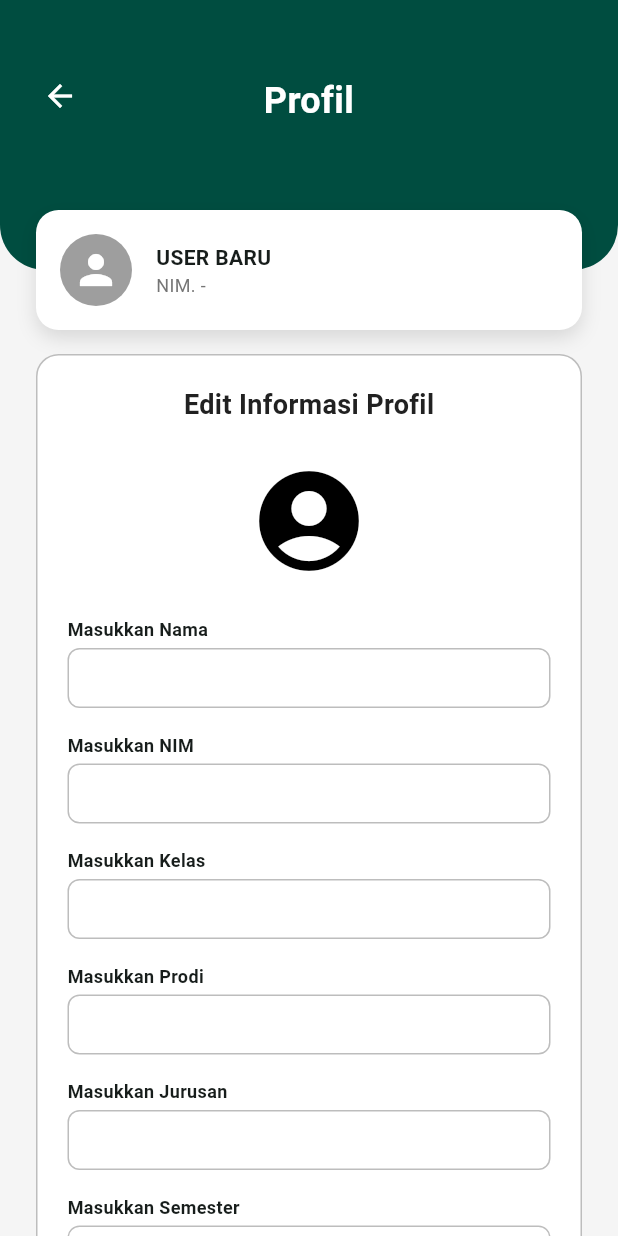
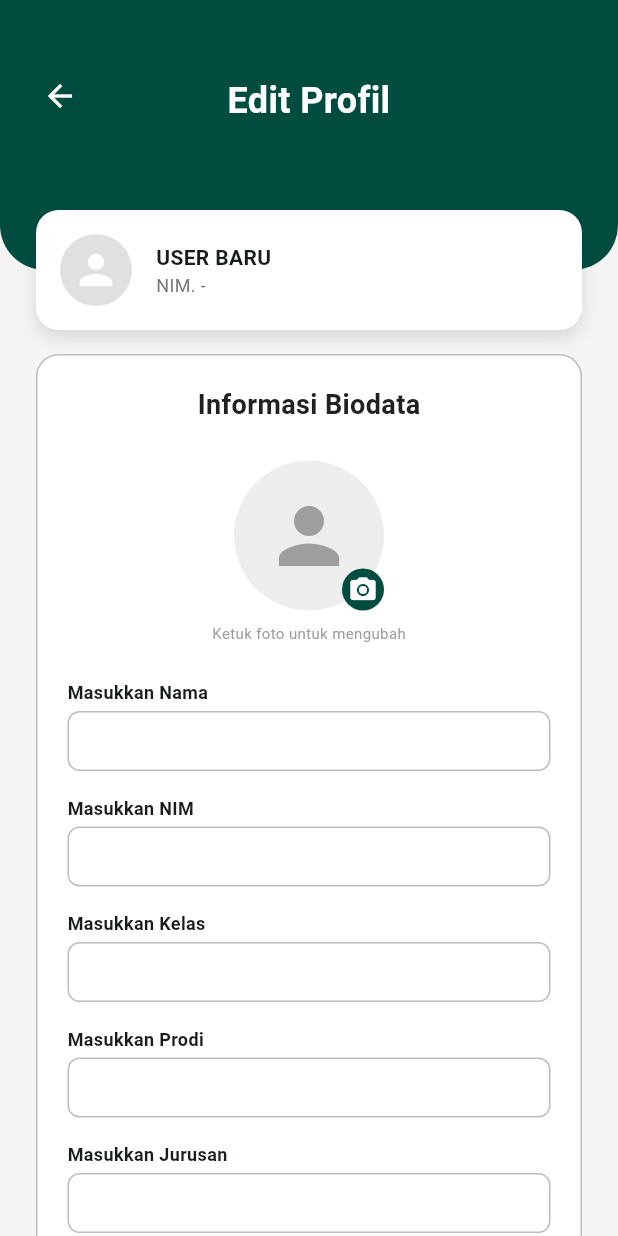
Before and after one commit to GiskaSaputra/simaja-mobile, a Flutter app: the ProfileScreen screen opened directly, after a tap on the "edit square" icon, on a phone screen of 412 x 824 dp. Run offline on Flutter 3.47's test engine with Material 3 defaults, Android fonts, the phone set to English and light mode, and no system bars; our stand-ins replace image_picker, shared_preferences, youtube_player_flutter; accounts and stored records are empty; network calls fail; project files that could hold a hidden picture were left out.

Commit message:
Update Auth, Materi, Profile

```diff
--- a/flutter_simaja/lib/screens/edit_profile_screen.dart
+++ b/flutter_simaja/lib/screens/edit_profile_screen.dart
@@ -1,10 +1,11 @@
+import 'dart:io';
 import 'package:flutter/material.dart';
+import 'package:image_picker/image_picker.dart'; // Library yang baru diinstall
 import '../utils/theme.dart';
 import '../services/api_service.dart';
 
 class EditProfileScreen extends StatefulWidget {
   final Map<String, dynamic>? currentData;
-
   const EditProfileScreen({super.key, this.currentData});
 
   @override
@@ -12,7 +13,6 @@ class EditProfileScreen extends StatefulWidget {
 }
 
 class _EditProfileScreenState extends State<EditProfileScreen> {
-  // Controller untuk menangkap inputan dari TextField
   final TextEditingController _namaController = TextEditingController();
   final TextEditingController _nimController = TextEditingController();
   final TextEditingController _kelasController = TextEditingController();
@@ -22,21 +22,65 @@ class _EditProfileScreenState extends State<EditProfileScreen> {
   final TextEditingController _jkController = TextEditingController();
   final TextEditingController _alamatController = TextEditingController();
 
+  File? _imageFile; // Penampung foto dari galeri
   bool _isSubmitting = false;
 
   @override
   void initState() {
     super.initState();
-    // Mengisi form secara otomatis dengan data yang sudah ada sebelumnya
     if (widget.currentData != null) {
-      _namaController.text = widget.currentData!['nama_lengkap'] ?? '';
-      _nimController.text = widget.currentData!['nim'] ?? '';
-      _kelasController.text = widget.currentData!['kelas'] ?? '';
-      _prodiController.text = widget.currentData!['prodi'] ?? '';
-      _jurusanController.text = widget.currentData!['jurusan'] ?? '';
-      _semesterController.text = widget.currentData!['semester'] ?? '';
-      _jkController.text = widget.currentData!['jenis_kelamin'] ?? '';
-      _alamatController.text = widget.currentData!['alamat'] ?? '';
+      _namaController.text = widget.currentData!['nama_lengkap']?.toString() ?? '';
+      _nimController.text = widget.currentData!['nim']?.toString() ?? '';
+      _kelasController.text = widget.currentData!['kelas']?.toString() ?? '';
+      _prodiController.text = widget.currentData!['prodi']?.toString() ?? '';
+      _jurusanController.text = widget.currentData!['jurusan']?.toString() ?? '';
+      _semesterController.text = widget.currentData!['semester']?.toString() ?? '';
+      _jkController.text = widget.currentData!['jenis_kelamin']?.toString() ?? '';
+      _alamatController.text = widget.currentData!['alamat']?.toString() ?? '';
+    }
+  }
+
+  // Fungsi membuka galeri HP
+  Future<void> _pickImage() async {
+    final picker = ImagePicker();
+    final pickedFile = await picker.pickImage(source: ImageSource.gallery, imageQuality: 50);
+
+    if (pickedFile != null) {
+      setState(() {
+        _imageFile = File(pickedFile.path);
+      });
+    }
+  }
+
+  void _simpanProfil() async {
+    setState(() => _isSubmitting = true);
+
+    // Kumpulkan data teks (Harus berupa String agar sesuai format MultipartRequest)
+    Map<String, String> updateData = {
+      'nama_lengkap': _namaController.text.trim(),
+      'nim': _nimController.text.trim(),
+      'kelas': _kelasController.text.trim(),
+      'prodi': _prodiController.text.trim(),
+      'jurusan': _jurusanController.text.trim(),
+      'semester': _semesterController.text.trim(),
+      'jenis_kelamin': _jkController.text.trim(),
+      'alamat': _alamatController.text.trim(),
+    };
+
+    // Panggil API dengan melampirkan file foto
+    var response = await ApiService.updateProfile(updateData, imageFile: _imageFile);
+
+    setState(() => _isSubmitting = false);
+
+    if (response['success']) {
+      if (context.mounted) {
+        ScaffoldMessenger.of(context).showSnackBar(SnackBar(content: Text(response['message']), backgroundColor: Colors.green));
+        Navigator.pop(context, true);
+      }
+    } else {
+      if (context.mounted) {
+        ScaffoldMessenger.of(context).showSnackBar(SnackBar(content: Text(response['message']), backgroundColor: Colors.red));
+      }
     }
   }
 
@@ -51,41 +95,6 @@ class _EditProfileScreenState extends State<EditProfileScreen> {
     _jkController.dispose();
     _alamatController.dispose();
     super.dispose();
-  }
-
-  void _simpanProfil() async {
-    setState(() => _isSubmitting = true);
-
-    // Kumpulkan data ke dalam Map
-    Map<String, dynamic> updateData = {
-      'nama_lengkap': _namaController.text.trim(),
-      'nim': _nimController.text.trim(),
-      'kelas': _kelasController.text.trim(),
-      'prodi': _prodiController.text.trim(),
-      'jurusan': _jurusanController.text.trim(),
-      'semester': _semesterController.text.trim(),
-      'jenis_kelamin': _jkController.text.trim(),
-      'alamat': _alamatController.text.trim(),
-    };
-
-    var response = await ApiService.updateProfile(updateData);
-
-    setState(() => _isSubmitting = false);
-
-    if (response['success']) {
-      if (context.mounted) {
-        ScaffoldMessenger.of(context).showSnackBar(
-          SnackBar(content: Text(response['message']), backgroundColor: Colors.green),
-        );
-        Navigator.pop(context, true); // Kembali ke ProfileScreen dan beri sinyal refresh
-      }
-    } else {
-      if (context.mounted) {
-        ScaffoldMessenger.of(context).showSnackBar(
-          SnackBar(content: Text(response['message']), backgroundColor: Colors.red),
-        );
-      }
-    }
   }
 
   @override
@@ -115,10 +124,7 @@ class _EditProfileScreenState extends State<EditProfileScreen> {
           margin: const EdgeInsets.only(bottom: 40),
           decoration: const BoxDecoration(
             color: AppTheme.primaryGreen,
-            borderRadius: BorderRadius.only(
-              bottomLeft: Radius.circular(30),
-              bottomRight: Radius.circular(30),
-            ),
+            borderRadius: BorderRadius.only(bottomLeft: Radius.circular(30), bottomRight: Radius.circular(30)),
           ),
           child: Padding(
             padding: const EdgeInsets.only(top: 40, left: 16, right: 16),
@@ -136,11 +142,7 @@ class _EditProfileScreenState extends State<EditProfileScreen> {
                 const Expanded(
                   child: Padding(
                     padding: EdgeInsets.only(top: 10),
-                    child: Text(
-                      'Profil',
-                      textAlign: TextAlign.center,
-                      style: TextStyle(color: Colors.white, fontSize: 24, fontWeight: FontWeight.bold),
-                    ),
+                    child: Text('Edit Profil', textAlign: TextAlign.center, style: TextStyle(color: Colors.white, fontSize: 24, fontWeight: FontWeight.bold)),
                   ),
                 ),
                 const SizedBox(width: 48),
@@ -149,40 +151,44 @@ class _EditProfileScreenState extends State<EditProfileScreen> {
           ),
         ),
         Positioned(
-          bottom: 0,
-          left: 24,
-          right: 24,
+          bottom: 0, left: 24, right: 24,
           child: Container(
             height: 80,
             decoration: BoxDecoration(
               color: Colors.white,
               borderRadius: BorderRadius.circular(15),
-              boxShadow: const [
-                BoxShadow(color: Colors.black12, blurRadius: 10, offset: Offset(0, 5)),
-              ],
+              boxShadow: const [BoxShadow(color: Colors.black12, blurRadius: 10, offset: Offset(0, 5))],
             ),
             child: Row(
               children: [
                 const SizedBox(width: 16),
-                const CircleAvatar(
+                // Avatar Mini di Header
+                CircleAvatar(
                   radius: 24,
-                  backgroundColor: Colors.grey,
-                  child: Icon(Icons.person, color: Colors.white, size: 32),
+                  backgroundColor: Colors.grey.shade300,
+                  backgroundImage: _imageFile != null
+                      ? FileImage(_imageFile!) // Jika baru pilih foto
+                      : (widget.currentData != null && widget.currentData!['foto'] != null && widget.currentData!['foto'] != 'default.png')
+                          ? NetworkImage('${ApiService.baseImageUrl}${widget.currentData!['foto']}') as ImageProvider
+                          : null,
+                  child: (_imageFile == null && (widget.currentData == null || widget.currentData!['foto'] == null || widget.currentData!['foto'] == 'default.png'))
+                      ? const Icon(Icons.person, color: Colors.white, size: 32)
+                      : null,
                 ),
                 const SizedBox(width: 16),
-                Column(
+                Expanded(
+                  child: Column(
                     mainAxisAlignment: MainAxisAlignment.center,
                     crossAxisAlignment: CrossAxisAlignment.start,
                     children: [
                       Text(
                         widget.currentData?['nama_lengkap']?.toString().toUpperCase() ?? 'USER BARU',
                         style: const TextStyle(fontWeight: FontWeight.bold, fontSize: 14),
+                        maxLines: 1, overflow: TextOverflow.ellipsis,
                       ),
-                    Text(
-                      'NIM. ${widget.currentData?['nim'] ?? '-'}',
-                      style: const TextStyle(color: AppTheme.textGrey, fontSize: 12),
+                      Text('NIM. ${widget.currentData?['nim']?.toString() ?? '-'}', style: const TextStyle(color: AppTheme.textGrey, fontSize: 12)),
+                    ],
                   ),
-                  ],
                 ),
               ],
             ),
@@ -204,17 +210,39 @@ class _EditProfileScreenState extends State<EditProfileScreen> {
         ),
         child: Column(
           children: [
-            const Text(
-              'Edit Informasi Profil',
-              style: TextStyle(fontSize: 18, fontWeight: FontWeight.bold, color: AppTheme.textDark),
+            const Text('Informasi Biodata', style: TextStyle(fontSize: 18, fontWeight: FontWeight.bold, color: AppTheme.textDark)),
+            const SizedBox(height: 24),
+
+            // FOTO PROFIL UTAMA (Bisa Diklik)
+            GestureDetector(
+              onTap: _pickImage,
+              child: Stack(
+                alignment: Alignment.bottomRight,
+                children: [
+                  CircleAvatar(
+                    radius: 50,
+                    backgroundColor: Colors.grey.shade200,
+                    backgroundImage: _imageFile != null
+                        ? FileImage(_imageFile!)
+                        : (widget.currentData != null && widget.currentData!['foto'] != null && widget.currentData!['foto'] != 'default.png')
+                            ? NetworkImage('${ApiService.baseImageUrl}${widget.currentData!['foto']}') as ImageProvider
+                            : null,
+                    child: (_imageFile == null && (widget.currentData == null || widget.currentData!['foto'] == null || widget.currentData!['foto'] == 'default.png'))
+                        ? const Icon(Icons.person, size: 60, color: Colors.grey)
+                        : null,
                   ),
+                  Container(
+                    padding: const EdgeInsets.all(4),
+                    decoration: const BoxDecoration(color: AppTheme.primaryGreen, shape: BoxShape.circle),
+                    child: const Icon(Icons.camera_alt, color: Colors.white, size: 20),
+                  ),
+                ],
+              ),
+            ),
+            const SizedBox(height: 8),
+            const Text('Ketuk foto untuk mengubah', style: TextStyle(fontSize: 10, color: Colors.grey)),
             const SizedBox(height: 24),
-            const CircleAvatar(
-              radius: 40,
-              backgroundColor: Colors.white,
-              child: Icon(Icons.account_circle, size: 80, color: Colors.black),
-            ),
-            const SizedBox(height: 24),
+
             _buildTextField('Masukkan Nama', _namaController),
             const SizedBox(height: 16),
             _buildTextField('Masukkan NIM', _nimController),
@@ -236,19 +264,13 @@ class _EditProfileScreenState extends State<EditProfileScreen> {
               children: [
                 OutlinedButton(
                   onPressed: _isSubmitting ? null : () => Navigator.pop(context),
-                  style: OutlinedButton.styleFrom(
-                    side: const BorderSide(color: Colors.grey),
-                    shape: RoundedRectangleBorder(borderRadius: BorderRadius.circular(10)),
-                  ),
+                  style: OutlinedButton.styleFrom(side: const BorderSide(color: Colors.grey), shape: RoundedRectangleBorder(borderRadius: BorderRadius.circular(10))),
                   child: const Text('Batal', style: TextStyle(color: Colors.grey)),
                 ),
                 const SizedBox(width: 12),
                 ElevatedButton(
                   onPressed: _isSubmitting ? null : _simpanProfil,
-                  style: ElevatedButton.styleFrom(
-                    backgroundColor: AppTheme.primaryGreen,
-                    shape: RoundedRectangleBorder(borderRadius: BorderRadius.circular(10)),
-                  ),
+                  style: ElevatedButton.styleFrom(backgroundColor: AppTheme.primaryGreen, shape: RoundedRectangleBorder(borderRadius: BorderRadius.circular(10))),
                   child: _isSubmitting
                       ? const SizedBox(width: 20, height: 20, child: CircularProgressIndicator(color: Colors.white, strokeWidth: 2))
                       : const Text('Simpan', style: TextStyle(color: Colors.white)),
@@ -265,23 +287,14 @@ class _EditProfileScreenState extends State<EditProfileScreen> {
     return Column(
       crossAxisAlignment: CrossAxisAlignment.start,
       children: [
-        Text(
-          hint,
-          style: const TextStyle(fontWeight: FontWeight.bold, fontSize: 12),
-        ),
+        Text(hint, style: const TextStyle(fontWeight: FontWeight.bold, fontSize: 12)),
         const SizedBox(height: 4),
         Container(
           height: 40,
-          decoration: BoxDecoration(
-            border: Border.all(color: Colors.grey.shade400),
-            borderRadius: BorderRadius.circular(8),
-          ),
+          decoration: BoxDecoration(border: Border.all(color: Colors.grey.shade400), borderRadius: BorderRadius.circular(8)),
           child: TextField(
-            controller: controller, // Menghubungkan controller
-            decoration: const InputDecoration(
-              border: InputBorder.none,
-              contentPadding: EdgeInsets.symmetric(horizontal: 12, vertical: 12), // Sesuaikan padding vertikal
-            ),
+            controller: controller,
+            decoration: const InputDecoration(border: InputBorder.none, contentPadding: EdgeInsets.symmetric(horizontal: 12, vertical: 12)),
           ),
         ),
       ],
--- a/flutter_simaja/lib/screens/profile_screen.dart
+++ b/flutter_simaja/lib/screens/profile_screen.dart
@@ -73,7 +73,7 @@ class _ProfileScreenState extends State<ProfileScreen> {
   }
 
   Widget _buildHeader(BuildContext context) {
-    // FIX: Memastikan tipe datanya Map<String, dynamic>
+    // Memastikan tipe datanya Map<String, dynamic>
     Map<String, dynamic> biodata = {};
     if (_profileData != null && _profileData!['biodata'] != null) {
       biodata = Map<String, dynamic>.from(_profileData!['biodata']);
@@ -129,11 +129,19 @@ class _ProfileScreenState extends State<ProfileScreen> {
             child: Row(
               children: [
                 const SizedBox(width: 16),
-                const CircleAvatar(
+
+                // MENAMPILKAN FOTO PROFIL DARI DATABASE CI4
+                CircleAvatar(
                   radius: 24,
-                  backgroundColor: Colors.grey,
-                  child: Icon(Icons.person, color: Colors.white, size: 32),
+                  backgroundColor: Colors.grey.shade300,
+                  backgroundImage: (biodata['foto'] != null && biodata['foto'] != 'default.png')
+                      ? NetworkImage('${ApiService.baseImageUrl}${biodata['foto']}')
+                      : null,
+                  child: (biodata['foto'] == null || biodata['foto'] == 'default.png')
+                      ? const Icon(Icons.person, color: Colors.white, size: 32)
+                      : null,
                 ),
+
                 const SizedBox(width: 16),
                 Expanded(
                   child: Column(
@@ -162,7 +170,6 @@ class _ProfileScreenState extends State<ProfileScreen> {
   }
 
   Widget _buildInfoProfil(BuildContext context) {
-    // FIX: Memastikan tipe datanya Map<String, dynamic>
     Map<String, dynamic> biodata = {};
     if (_profileData != null && _profileData!['biodata'] != null) {
       biodata = Map<String, dynamic>.from(_profileData!['biodata']);
@@ -189,13 +196,12 @@ class _ProfileScreenState extends State<ProfileScreen> {
                 IconButton(
                   icon: const Icon(Icons.edit_square, color: AppTheme.textDark),
                   onPressed: () {
-                    // Pindah ke halaman edit sambil membawa data saat ini
                     Navigator.push(
                       context,
                       MaterialPageRoute(
                         builder: (context) => EditProfileScreen(currentData: biodata),
                       ),
-                    ).then((_) => _fetchProfile()); // Refresh saat kembali
+                    ).then((_) => _fetchProfile());
                   },
                 ),
               ],
@@ -251,7 +257,6 @@ class _ProfileScreenState extends State<ProfileScreen> {
   }
 
   Widget _buildStatsGrid() {
-    // FIX: Memastikan tipe datanya Map<String, dynamic>
     Map<String, dynamic> stats = {};
     if (_profileData != null && _profileData!['stats'] != null) {
       stats = Map<String, dynamic>.from(_profileData!['stats']);
--- a/flutter_simaja/pubspec.yaml
+++ b/flutter_simaja/pubspec.yaml
@@ -38,6 +38,9 @@ dependencies:
   shared_preferences: ^2.5.5
   provider: ^6.1.5+1
   google_fonts: ^8.1.0
+  youtube_player_flutter: ^10.0.1
+  url_launcher: ^6.3.2
+  image_picker: ^1.2.2
 
 dev_dependencies:
   flutter_test:
```
Also changed, not shown: flutter_simaja/lib/screens/show_belajar_screen.dart (+103 -29 lines), flutter_simaja/lib/services/api_service.dart (+38 -10 lines), flutter_simaja/pubspec.lock, 7 other files. Lines whose indentation alone changed are shown as unchanged.
